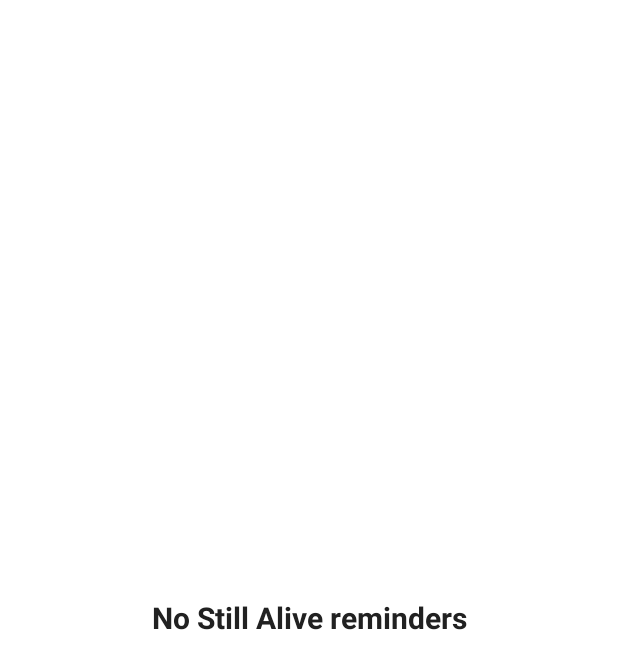
After one commit to AlecAnthonyGarcia/Capstone-Project, an Android app: the layout appwidget_provider_layout.xml on its own in the app's theme, with its tools: preview values and no code run, on a phone screen of 412 x 824 dp. The commit adds this screen. Shown: the top 669 px of the screen. Run offline under Robolectric (Android 15) with nearby library versions, the light colour scheme and no system bars.

Commit message:
Implemented widget

```diff
--- /dev/null
+++ b/StillAlive/app/src/main/res/layout/appwidget_provider_layout.xml
@@ -0,0 +1,21 @@
+<?xml version="1.0" encoding="utf-8"?>
+<FrameLayout xmlns:android="http://schemas.android.com/apk/res/android"
+    android:layout_width="match_parent"
+    android:layout_height="match_parent">
+
+    <ListView
+        android:id="@+id/reminders_list"
+        android:layout_width="match_parent"
+        android:layout_height="match_parent" />
+
+    <TextView xmlns:android="http://schemas.android.com/apk/res/android"
+        android:id="@+id/empty_view"
+        android:layout_width="match_parent"
+        android:layout_height="match_parent"
+        android:background="@android:color/white"
+        android:gravity="center"
+        android:text="@string/empty_state_widget_message"
+        android:textColor="@color/colorPrimaryText"
+        android:textSize="20sp"
+        android:textStyle="bold" />
+</FrameLayout>
--- a/StillAlive/app/src/main/res/values/strings.xml
+++ b/StillAlive/app/src/main/res/values/strings.xml
@@ -29,6 +29,7 @@
     <string name="error_invalid_reminder_message">Enter a message to send to</string>
     <string name="empty_state_title">Are you still alive?</string>
     <string name="empty_state_message">Create reminders so the people who care about you will know you\'re not dead.</string>
+    <string name="empty_state_widget_message">No Still Alive reminders</string>
     <string name="message_sent_message">Your Still Alive message has been sent to</string>
     <string name="message_send_button">Send Message</string>
 </resources>
```
Also changed, not shown: StillAlive/app/src/main/AndroidManifest.xml (+13 -0 lines), StillAlive/app/src/main/java/im/stillalive/StillAliveRemoteViewsFactory.java (added, +134 -0 lines), StillAlive/app/src/main/java/im/stillalive/StillAliveWidgetProvider.java (added, +49 -0 lines), StillAlive/app/src/main/java/im/stillalive/StillAliveWidgetService.java (added, +11 -0 lines), StillAlive/app/src/main/res/layout/item_reminder.xml (+9 -7 lines), StillAlive/app/src/main/res/xml/appwidget_info.xml (added, +8 -0 lines).
